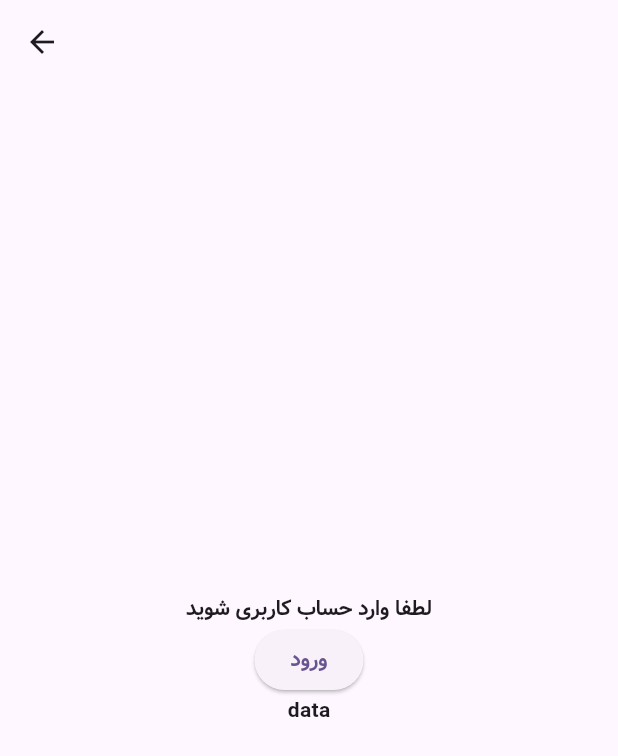
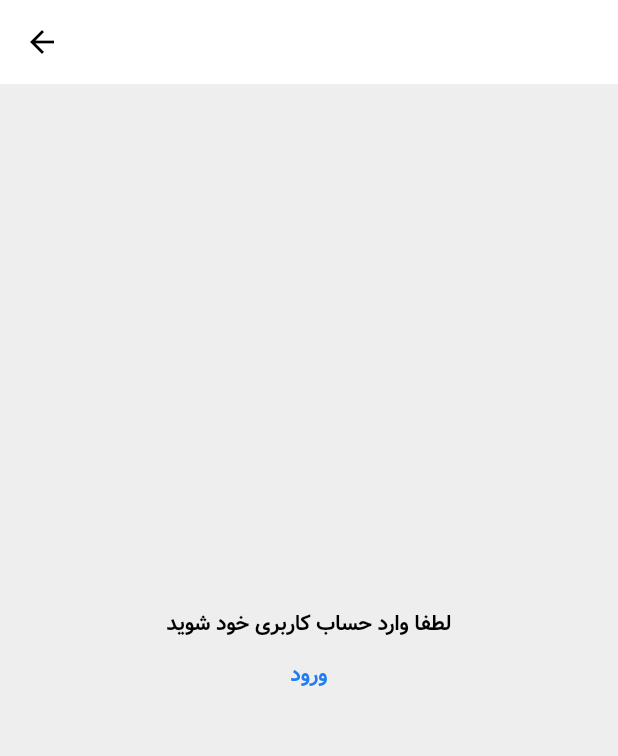
Before and after one commit to hamid-mousavi/Fluutter-Shop, a Flutter app: the CartScreen screen opened directly, on a phone screen of 412 x 824 dp. Shown: the top 756 px of the screen. Run offline on Flutter 3.47's test engine with Material 3 defaults, Android fonts, the light colour scheme and no system bars; our stand-ins replace bloc, cached_network_image, dio, equatable, flutter_bloc, shared_preferences; accounts and stored records are empty; network calls fail.

Commit message:
cart auth add

```diff
--- /dev/null
+++ b/lib/UI/cart/bloc/cart_bloc.dart
@@ -0,0 +1,43 @@
+import 'package:bloc/bloc.dart';
+import 'package:equatable/equatable.dart';
+import 'package:nike/data/Model/Entity/Auth.dart';
+import 'package:nike/data/Model/Entity/add_to_cart_response.dart';
+import 'package:nike/data/Repository/cart/cart_repository.dart';
+
+part 'cart_event.dart';
+part 'cart_state.dart';
+
+class CartBloc extends Bloc<CartEvent, CartState> {
+  final CartRepository cartRepository;
+  CartBloc(this.cartRepository) : super(CartInitial()) {
+    on<CartEvent>((event, emit) async {
+      emit(CartLoading());
+      if (event is CartOnStarted) {
+        final AuthInfo? authInfo = event.authInfo;
+        if (authInfo == null || authInfo.accessTocken.isEmpty) {
+          emit(AuthRequierd());
+        } else {
+          try {
+            final items = await cartRepository.cartItemList();
+            emit(CartLoadSuccess(items: items));
+          } catch (e) {
+            emit(CartError(error: e.toString()));
+          }
+        }
+      } else if (event is DeleteFromCartBtn) {
+      } else if (event is AuthStateChangedEvent) {
+        final AuthInfo? authInfo = event.authInfo;
+        if (authInfo == null || authInfo.accessTocken.isEmpty) {
+          emit(AuthRequierd());
+        } else {
+          try {
+            final items = await cartRepository.cartItemList();
+            emit(CartLoadSuccess(items: items));
+          } catch (e) {
+            emit(CartError(error: e.toString()));
+          }
+        }
+      }
+    });
+  }
+}
--- /dev/null
+++ b/lib/UI/cart/bloc/cart_event.dart
@@ -0,0 +1,30 @@
+part of 'cart_bloc.dart';
+
+sealed class CartEvent extends Equatable {
+  const CartEvent();
+
+  @override
+  List<Object> get props => [];
+}
+
+class DeleteFromCartBtn extends CartEvent {
+  final int cartId;
+
+  const DeleteFromCartBtn({required this.cartId});
+}
+
+class IncreaseItemsCartBtn extends CartEvent {}
+
+class DecreaseItemsCartBtn extends CartEvent {}
+
+class CartOnStarted extends CartEvent {
+  final AuthInfo? authInfo;
+
+  const CartOnStarted({required this.authInfo});
+}
+
+class AuthStateChangedEvent extends CartEvent {
+  final AuthInfo? authInfo;
+
+  const AuthStateChangedEvent({required this.authInfo});
+}
--- /dev/null
+++ b/lib/UI/cart/bloc/cart_state.dart
@@ -0,0 +1,26 @@
+part of 'cart_bloc.dart';
+
+sealed class CartState extends Equatable {
+  const CartState();
+
+  @override
+  List<Object> get props => [];
+}
+
+final class CartInitial extends CartState {}
+
+class CartLoadSuccess extends CartState {
+  final CartItemResponse items;
+
+  const CartLoadSuccess({required this.items});
+}
+
+class CartError extends CartState {
+  final String error;
+
+  const CartError({required this.error});
+}
+
+class CartLoading extends CartState {}
+
+class AuthRequierd extends CartState {}
--- a/lib/UI/cart/cart.dart
+++ b/lib/UI/cart/cart.dart
@@ -1,6 +1,8 @@
+import 'package:flutter/cupertino.dart';
 import 'package:flutter/material.dart';
+import 'package:flutter_bloc/flutter_bloc.dart';
 import 'package:nike/UI/Login/login_screen.dart';
-import 'package:nike/data/Model/Entity/Auth.dart';
+import 'package:nike/UI/cart/bloc/cart_bloc.dart';
 import 'package:nike/data/Repository/Auth/AuthRepository.dart';
 import 'package:nike/data/Repository/cart/cart_repository.dart';
 
@@ -12,58 +14,191 @@ class CartScreen extends StatefulWidget {
 }
 
 class _CartScreenState extends State<CartScreen> {
+  CartBloc? cartBloc;
   @override
   void initState() {
-    cartRepository.cartItemList().then(
-      (value) {
-        debugPrint(value.toString());
-      },
-    ).catchError((e) {
-      debugPrint(e.toString());
-    });
+    AuthRepository.authChangeNotifier.addListener(athChangeNotifierListner);
+    super.initState();
+  }
 
-    super.initState();
+  void athChangeNotifierListner() {
+    cartBloc?.add(AuthStateChangedEvent(
+        authInfo: AuthRepository.authChangeNotifier.value));
+  }
+
+  @override
+  void dispose() {
+    AuthRepository.authChangeNotifier.removeListener(athChangeNotifierListner);
+    super.dispose();
   }
 
   @override
   Widget build(BuildContext context) {
     return Scaffold(
+      backgroundColor: Colors.grey.shade200,
       appBar: AppBar(),
-      body: ValueListenableBuilder<AuthInfo?>(
-        valueListenable: AuthRepository.authChangeNotifier,
-        builder: (context, authState, child) {
-          bool isAuthenticated =
-              authState != null && authState.accessTocken.isNotEmpty;
+      body: listViewItems(),
+    );
+  }
+
+  Widget listViewItems() {
+    return BlocProvider<CartBloc>(
+      create: (context) {
+        final bloc = CartBloc(cartRepository);
+        cartBloc = bloc;
+        bloc.add(
+            CartOnStarted(authInfo: AuthRepository.authChangeNotifier.value));
+        return bloc;
+      },
+      child: BlocBuilder<CartBloc, CartState>(
+        builder: (context, state) {
+          if (state is CartLoadSuccess) {
+            return Column(
+              mainAxisAlignment: MainAxisAlignment.start,
+              crossAxisAlignment: CrossAxisAlignment.start,
+              children: [
+                SizedBox(
+                  width: MediaQuery.of(context).size.width,
+                  height: 250,
+                  child: ListView.builder(
+                    itemCount: state.items.cartsItems.length,
+                    itemBuilder: (context, index) {
+                      final item = state.items.cartsItems[index];
+                      return Padding(
+                        padding: const EdgeInsets.only(bottom: 10),
+                        child: Container(
+                          decoration: const BoxDecoration(boxShadow: [
+                            BoxShadow(blurRadius: 10, color: Colors.grey)
+                          ], color: Colors.white),
+                          child: Column(
+                            mainAxisAlignment: MainAxisAlignment.start,
+                            crossAxisAlignment: CrossAxisAlignment.start,
+                            children: [
+                              Row(
+                                children: [
+                                  SizedBox(
+                                    width: 100,
+                                    height: 70,
+                                    child:
+                                        Image.network(item.productEntity.image),
+                                  ),
+                                  Text(item.productEntity.title)
+                                ],
+                              ),
+                              const Padding(
+                                padding: EdgeInsets.only(right: 16),
+                                child: Text('تعداد'),
+                              ),
+                              Row(
+                                children: [
+                                  IconButton(
+                                      onPressed: () {},
+                                      icon: const Icon(CupertinoIcons.plus)),
+                                  Text(item.count.toString()),
+                                  IconButton(
+                                      onPressed: () {},
+                                      icon: const Icon(CupertinoIcons.minus)),
+                                  const Expanded(child: SizedBox()),
+                                  Column(
+                                    children: [
+                                      Text(
+                                        '${item.productEntity.previousPrice}  تومان',
+                                        style: const TextStyle(
+                                            decoration:
+                                                TextDecoration.lineThrough),
+                                      ),
+                                      Text(
+                                          '${item.productEntity.price}  تومان'),
+                                    ],
+                                  ),
+                                ],
+                              ),
+                              const Divider(),
+                              Center(
+                                child: Padding(
+                                  padding: const EdgeInsets.only(bottom: 15),
+                                  child: Text('حذف از سبد خرید',
+                                      style: TextStyle(
+                                          color:
+                                              Theme.of(context).primaryColor)),
+                                ),
+                              ),
+                            ],
+                          ),
+                        ),
+                      );
+                    },
+                  ),
+                ),
+                const Padding(
+                  padding: EdgeInsets.all(8.0),
+                  child: Text('جزئیات خرید'),
+                ),
+                Container(
+                  color: Colors.white,
+                  child: Column(
+                    children: [
+                      Padding(
+                        padding: const EdgeInsets.all(8.0),
+                        child: Row(
+                          mainAxisAlignment: MainAxisAlignment.spaceBetween,
+                          children: [
+                            const Text('مبلغ کل خرید'),
+                            Text(state.items.totalPrice.toString()),
+                          ],
+                        ),
+                      ),
+                      const Padding(
+                        padding: EdgeInsets.all(8.0),
+                        child: Row(
+                          mainAxisAlignment: MainAxisAlignment.spaceBetween,
+                          children: [
+                            Text('هرینه ارسال'),
+                            Text('رایگان'),
+                          ],
+                        ),
+                      ),
+                      Padding(
+                        padding: const EdgeInsets.all(8.0),
+                        child: Row(
+                          mainAxisAlignment: MainAxisAlignment.spaceBetween,
+                          children: [
+                            const Text('مبلغ قابل پرداخت'),
+                            Text(state.items.payablePrice.toString()),
+                          ],
+                        ),
+                      ),
+                    ],
+                  ),
+                )
+              ],
+            );
+          } else if (state is CartLoading) {
+            return const Center(
+              child: CircularProgressIndicator(),
+            );
+          } else if (state is CartError) {
+            return Text(state.error.toString());
+          } else if (state is AuthRequierd) {
             return Center(
               child: Column(
+                crossAxisAlignment: CrossAxisAlignment.center,
                 mainAxisAlignment: MainAxisAlignment.center,
-                crossAxisAlignment: CrossAxisAlignment.center,
                 children: [
-                  Text(isAuthenticated
-                      ? 'خوش آمدید'
-                      : 'لطفا وارد حساب کاربری شوید'),
-                  !isAuthenticated
-                      ? ElevatedButton(
+                  const Text('لطفا وارد حساب کاربری خود شوید'),
+                  TextButton(
                       onPressed: () {
                         Navigator.of(context).push(MaterialPageRoute(
                           builder: (context) => LoginScreen(),
                         ));
                       },
                       child: const Text('ورود'))
-                      : ElevatedButton(
-                          onPressed: () {
-                            authRepository.signOut();
-                          },
-                          child: const Text('خروج')),
-                  isAuthenticated
-                      ? ElevatedButton(
-                          onPressed: () {
-                            authRepository.refreshTocken();
-                          },
-                          child: Text('refresh token'))
-                      : Text('data'),
-                ]),
+                ],
+              ),
             );
+          } else {
+            return const Text('state not valid');
+          }
         },
       ),
     );
--- a/lib/UI/root.dart
+++ b/lib/UI/root.dart
@@ -1,6 +1,7 @@
 import 'package:flutter/cupertino.dart';
 import 'package:flutter/material.dart';
 import 'package:nike/UI/Home/Home.dart';
+import 'package:nike/UI/Profile/profile.dart';
 import 'package:nike/UI/cart/cart.dart';
 
 const int homeIndex = 0;
@@ -62,9 +63,7 @@ class _RootScreenState extends State<RootScreen> {
               _navigator(
                 _profileKey,
                 profileIndex,
-                const Center(
-                  child: Text('Profile'),
-                ),
+                ProfileScreen(),
               ),
             ],
           ),
```
Also changed, not shown: lib/UI/Profile/profile.dart (added, +54 -0 lines), lib/main.dart (+6 -7 lines). Lines whose indentation alone changed are shown as unchanged.
